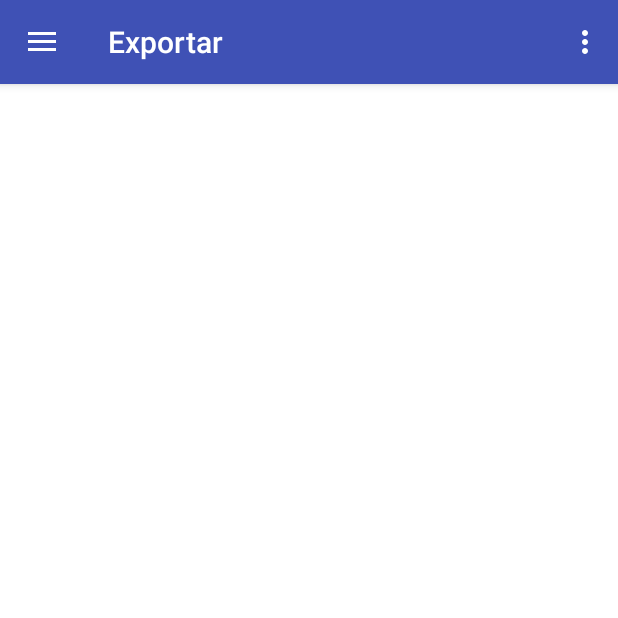
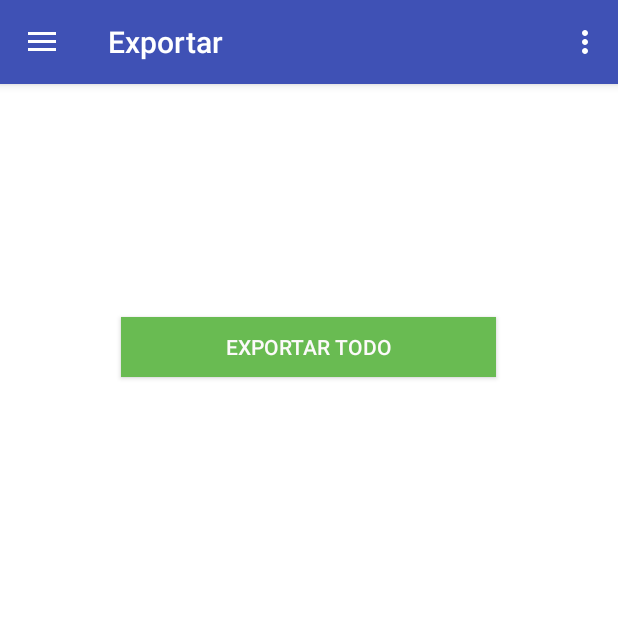
Before and after one commit to smithnoff/InventSmapp, an Android app: the screen it shows after launch (MainActivity), in the side drawer, after a tap on "Exportar", on a phone screen of 412 x 824 dp, the top half of it. Run offline under Robolectric (Android 15) with nearby library versions, the phone set to English and light mode, and no system bars.

Commit message:
Cambios 1.2

```diff
--- a/app/src/main/res/layout/fragment_exportar.xml
+++ b/app/src/main/res/layout/fragment_exportar.xml
@@ -1,4 +1,4 @@
-<FrameLayout xmlns:android="http://schemas.android.com/apk/res/android"
+<RelativeLayout xmlns:android="http://schemas.android.com/apk/res/android"
     xmlns:tools="http://schemas.android.com/tools"
     android:layout_width="match_parent"
     android:layout_height="match_parent"
@@ -6,9 +6,17 @@
     android:background="#ffffff">
 
     <!-- TODO: Update blank fragment layout -->
-    <TextView
-        android:layout_width="match_parent"
-        android:layout_height="match_parent"
-        android:text="@string/hello_blank_fragment" />
 
-</FrameLayout>
+    <Button
+        android:layout_width="250dp"
+        android:layout_height="40dp"
+        android:text="Exportar todo"
+        android:id="@+id/button3"
+        android:layout_alignParentTop="true"
+        android:layout_centerHorizontal="true"
+        android:layout_marginTop="211dp"
+        android:background="#69bb52"
+        android:textColor="#fcfafa" />
+
+
+</RelativeLayout>
```
Also changed, not shown: app/src/main/res/layout/fragment_estado.xml (+42 -4 lines).
